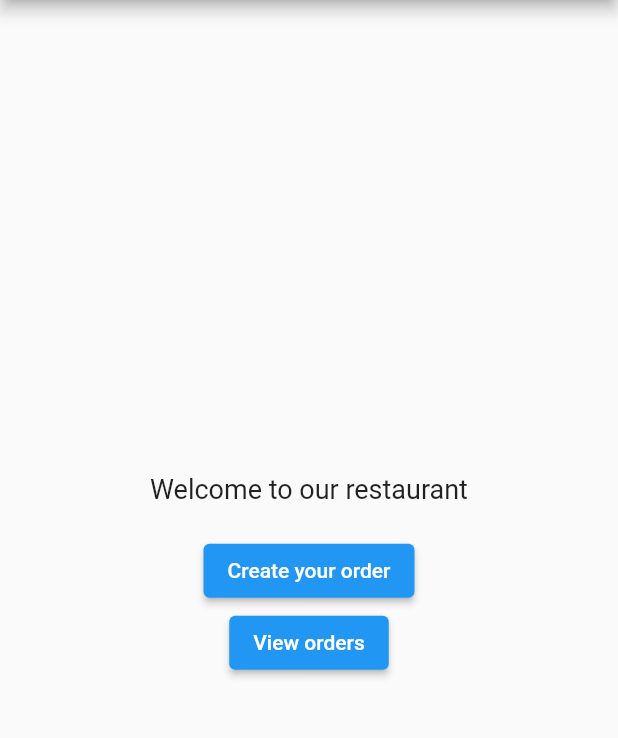
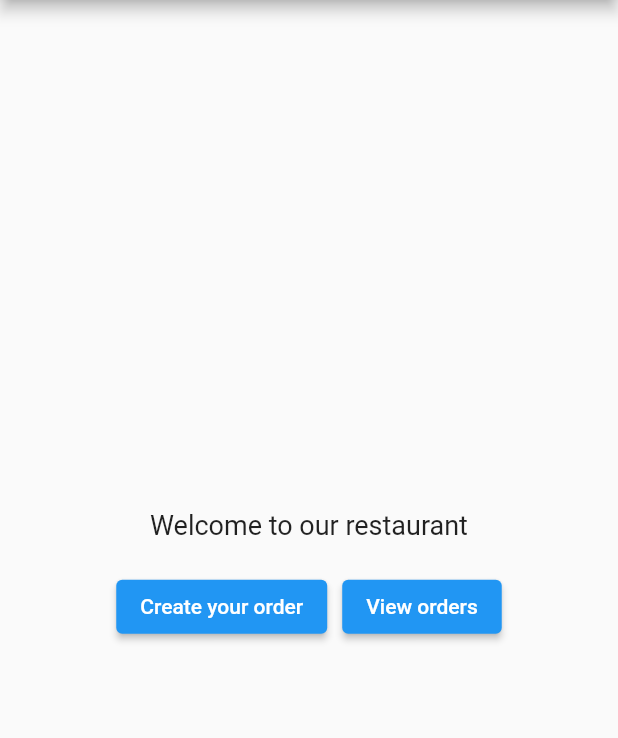
Before and after one commit to Brian1011/flutter_object_box, a Flutter app: the screen it shows after launch, on a phone screen of 412 x 824 dp, the part 84-822 px from its top. Run offline on Flutter 3.47's test engine with Material 2 defaults, Android fonts, the phone set to English and light mode, and no system bars; our stand-ins replace flash, objectbox; generated files the repository leaves out were written again.

Commit message:
view orders screen

```diff
--- a/lib/home_screen.dart
+++ b/lib/home_screen.dart
@@ -3,6 +3,7 @@ import 'package:object_box_project/model/item_model.dart';
 import 'package:object_box_project/model/order_model.dart';
 import 'package:object_box_project/objectbox.g.dart';
 import 'package:object_box_project/order_screen.dart';
+import 'package:object_box_project/view_orders_screen.dart';
 
 class HomeScreen extends StatefulWidget {
   const HomeScreen({Key? key}) : super(key: key);
@@ -61,6 +62,9 @@ class _HomeScreenState extends State<HomeScreen> {
             const SizedBox(
               height: 20,
             ),
+            Row(
+              mainAxisAlignment: MainAxisAlignment.center,
+              children: [
                 ElevatedButton(
                     onPressed: () {
                       final orderModel = OrderModel();
@@ -68,19 +72,23 @@ class _HomeScreenState extends State<HomeScreen> {
                           context,
                           MaterialPageRoute(
                               builder: (context) => OrderScreen(
-                              orderModel: orderModel, orderBox: orderBox!)));
+                                  orderModel: orderModel,
+                                  orderBox: orderBox!)));
                     },
                     child: const Text("Create your order")),
+                const SizedBox(
+                  width: 10,
+                ),
                 ElevatedButton(
                     onPressed: () {
-                  final orderModel = OrderModel();
                       Navigator.push(
                           context,
                           MaterialPageRoute(
-                          builder: (context) => OrderScreen(
-                              orderModel: orderModel, orderBox: orderBox!)));
+                              builder: (context) => const ViewOrdersScreen()));
                     },
                     child: const Text("View orders"))
+              ],
+            ),
           ],
         ),
       ),
```
Also changed, not shown: lib/view_orders_screen.dart (added, +22 -0 lines). Lines whose indentation alone changed are shown as unchanged.
